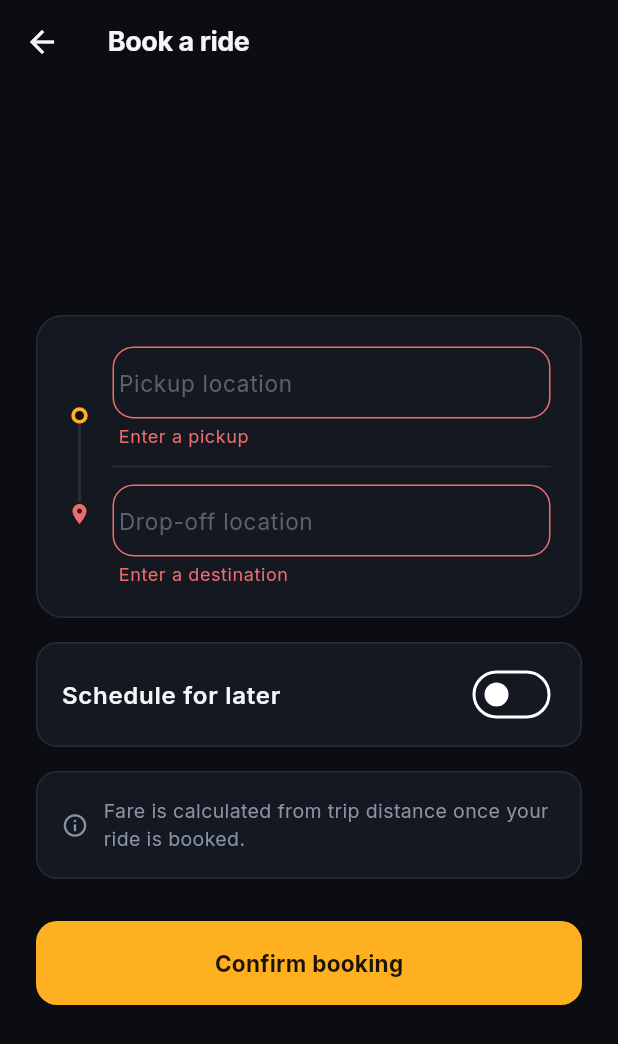
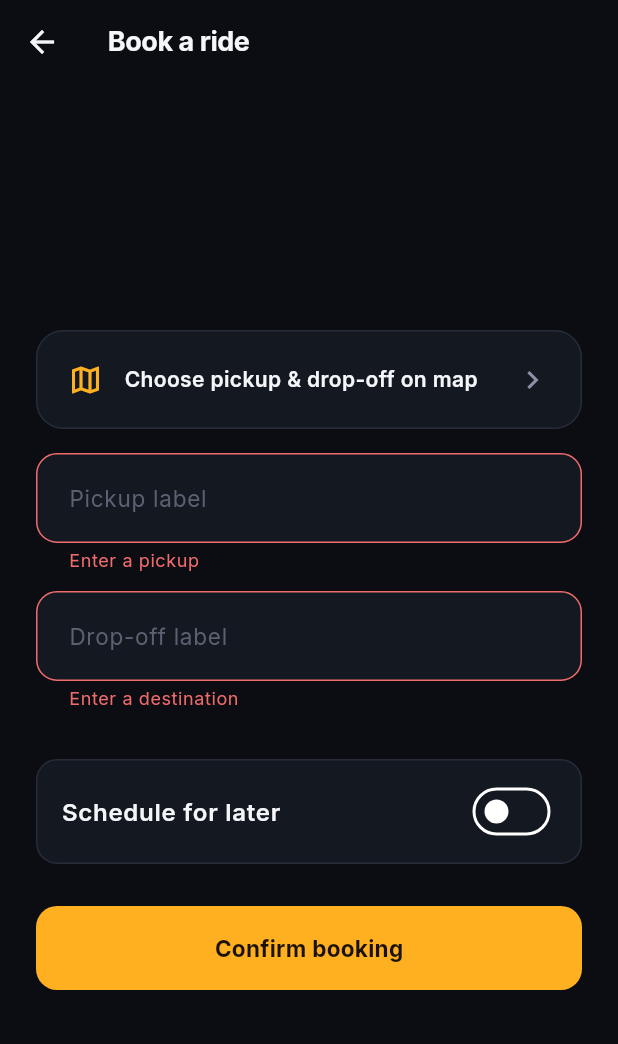
Before and after one commit to Mazennaji/ridepin-platform, a Flutter app: the RequestRideScreen screen opened directly, after a tap on "Confirm booking", on a phone screen of 412 x 824 dp. Shown: the top 1044 px of the screen. Run offline on Flutter 3.47's test engine with Material 3 defaults, Android fonts, the phone set to English and light mode, and no system bars; our stand-ins replace dio, google_fonts, google_maps_flutter, shared_preferences; accounts and stored records are empty.

Commit message:
feat: enhance RequestRideScreen with map location selection and fare estimation

```diff
--- a/mobile/ridepin/lib/screens/rider/request_ride_screen.dart
+++ b/mobile/ridepin/lib/screens/rider/request_ride_screen.dart
@@ -1,7 +1,10 @@
 import 'package:flutter/material.dart';
+import 'package:google_maps_flutter/google_maps_flutter.dart';
 import 'package:provider/provider.dart';
 import '../../core/theme/app_theme.dart';
 import '../../providers/ride_provider.dart';
+import '../../services/ride_service.dart';
+import 'map_picker_screen.dart';
 
 class RequestRideScreen extends StatefulWidget {
   const RequestRideScreen({super.key});
@@ -14,7 +17,13 @@ class _RequestRideScreenState extends State<RequestRideScreen> {
   final _formKey = GlobalKey<FormState>();
   final _pickup = TextEditingController();
   final _dropoff = TextEditingController();
+
+  LatLng? _pickupLatLng;
+  LatLng? _dropoffLatLng;
+  FareEstimate? _estimate;
+  bool _estimating = false;
   bool _submitting = false;
+
   bool _scheduleLater = false;
   DateTime? _scheduledAt;
 
@@ -23,6 +32,43 @@ class _RequestRideScreenState extends State<RequestRideScreen> {
     _pickup.dispose();
     _dropoff.dispose();
     super.dispose();
+  }
+
+  Future<void> _openMap() async {
+    final result = await Navigator.of(context).push<PickedLocations>(
+      MaterialPageRoute(builder: (_) => const MapPickerScreen()),
+    );
+    if (result == null || !mounted) return;
+    setState(() {
+      _pickupLatLng = result.pickup;
+      _dropoffLatLng = result.dropoff;
+      if (_pickup.text.trim().isEmpty) {
+        _pickup.text =
+            '${result.pickup.latitude.toStringAsFixed(4)}, ${result.pickup.longitude.toStringAsFixed(4)}';
+      }
+      if (_dropoff.text.trim().isEmpty) {
+        _dropoff.text =
+            '${result.dropoff.latitude.toStringAsFixed(4)}, ${result.dropoff.longitude.toStringAsFixed(4)}';
+      }
+    });
+    _fetchEstimate();
+  }
+
+  Future<void> _fetchEstimate() async {
+    if (_pickupLatLng == null || _dropoffLatLng == null) return;
+    setState(() => _estimating = true);
+    final service = context.read<RideService>();
+    final est = await service.estimate(
+      pickupLat: _pickupLatLng!.latitude,
+      pickupLng: _pickupLatLng!.longitude,
+      dropoffLat: _dropoffLatLng!.latitude,
+      dropoffLng: _dropoffLatLng!.longitude,
+    );
+    if (!mounted) return;
+    setState(() {
+      _estimate = est;
+      _estimating = false;
+    });
   }
 
   Future<void> _pickDateTime() async {
@@ -52,6 +98,15 @@ class _RequestRideScreenState extends State<RequestRideScreen> {
 
   Future<void> _submit() async {
     if (!_formKey.currentState!.validate()) return;
+    if (_pickupLatLng == null || _dropoffLatLng == null) {
+      ScaffoldMessenger.of(context).showSnackBar(
+        const SnackBar(
+          content: Text('Pick your locations on the map first'),
+          backgroundColor: AppColors.surfaceAlt,
+        ),
+      );
+      return;
+    }
     if (_scheduleLater && _scheduledAt == null) {
       ScaffoldMessenger.of(context).showSnackBar(
         const SnackBar(
@@ -69,10 +124,10 @@ class _RequestRideScreenState extends State<RequestRideScreen> {
     final ok = await rides.createRide(
       pickup: _pickup.text.trim(),
       dropoff: _dropoff.text.trim(),
-      pickupLat: 33.8339,
-      pickupLng: 35.5442,
-      dropoffLat: 33.8938,
-      dropoffLng: 35.5018,
+      pickupLat: _pickupLatLng!.latitude,
+      pickupLng: _pickupLatLng!.longitude,
+      dropoffLat: _dropoffLatLng!.latitude,
+      dropoffLng: _dropoffLatLng!.longitude,
       scheduledAt: _scheduleLater ? _scheduledAt : null,
     );
     if (!mounted) return;
@@ -114,82 +169,133 @@ class _RequestRideScreenState extends State<RequestRideScreen> {
                 child: Column(
                   crossAxisAlignment: CrossAxisAlignment.stretch,
                   children: [
-                    Container(
+                    GestureDetector(
+                      onTap: _openMap,
+                      child: Container(
                         padding: const EdgeInsets.all(20),
                         decoration: BoxDecoration(
                           color: AppColors.surface,
                           borderRadius: BorderRadius.circular(18),
-                        border: Border.all(color: AppColors.line),
+                          border: Border.all(
+                            color: _pickupLatLng != null
+                                ? AppColors.signal
+                                : AppColors.line,
+                          ),
                         ),
                         child: Row(
                           children: [
-                          Column(
-                            children: [
-                              Container(
-                                width: 11,
-                                height: 11,
-                                decoration: BoxDecoration(
-                                  color: AppColors.bg,
-                                  shape: BoxShape.circle,
-                                  border: Border.all(
+                            const Icon(
+                              Icons.map_outlined,
                               color: AppColors.signal,
-                                    width: 2.5,
+                            ),
+                            const SizedBox(width: 14),
+                            Expanded(
+                              child: Text(
+                                _pickupLatLng == null
+                                    ? 'Choose pickup & drop-off on map'
+                                    : 'Locations set — tap to change',
+                                style: const TextStyle(
+                                  color: AppColors.text,
+                                  fontWeight: FontWeight.w600,
                                 ),
                               ),
                             ),
-                              Container(
-                                width: 2,
-                                height: 52,
-                                color: AppColors.line,
-                              ),
                             const Icon(
-                                Icons.location_on,
-                                size: 16,
-                                color: AppColors.danger,
+                              Icons.chevron_right,
+                              color: AppColors.textDim,
                             ),
                           ],
                         ),
-                          const SizedBox(width: 14),
-                          Expanded(
-                            child: Column(
-                              children: [
+                      ),
+                    ),
+                    const SizedBox(height: 16),
                     TextFormField(
                       controller: _pickup,
                       style: const TextStyle(color: AppColors.text),
                       decoration: const InputDecoration(
-                                    hintText: 'Pickup location',
-                                    border: InputBorder.none,
-                                    enabledBorder: InputBorder.none,
-                                    focusedBorder: InputBorder.none,
-                                    filled: false,
-                                    contentPadding: EdgeInsets.zero,
+                        hintText: 'Pickup label',
                       ),
-                                  validator: (v) =>
-                                      (v == null || v.trim().isEmpty)
+                      validator: (v) => (v == null || v.trim().isEmpty)
                           ? 'Enter a pickup'
                           : null,
                     ),
-                                const Divider(
-                                  color: AppColors.line,
-                                  height: 24,
-                                ),
+                    const SizedBox(height: 12),
                     TextFormField(
                       controller: _dropoff,
                       style: const TextStyle(color: AppColors.text),
                       decoration: const InputDecoration(
-                                    hintText: 'Drop-off location',
-                                    border: InputBorder.none,
-                                    enabledBorder: InputBorder.none,
-                                    focusedBorder: InputBorder.none,
-                                    filled: false,
-                                    contentPadding: EdgeInsets.zero,
+                        hintText: 'Drop-off label',
                       ),
-                                  validator: (v) =>
-                                      (v == null || v.trim().isEmpty)
+                      validator: (v) => (v == null || v.trim().isEmpty)
                           ? 'Enter a destination'
                           : null,
                     ),
+                    const SizedBox(height: 16),
+                    if (_estimating)
+                      Container(
+                        padding: const EdgeInsets.all(18),
+                        decoration: BoxDecoration(
+                          color: AppColors.surface,
+                          borderRadius: BorderRadius.circular(14),
+                          border: Border.all(color: AppColors.line),
+                        ),
+                        child: const Row(
+                          children: [
+                            SizedBox(
+                              width: 18,
+                              height: 18,
+                              child: CircularProgressIndicator(
+                                strokeWidth: 2,
+                                color: AppColors.signal,
+                              ),
+                            ),
+                            SizedBox(width: 12),
+                            Text(
+                              'Estimating fare…',
+                              style: TextStyle(color: AppColors.textDim),
+                            ),
                           ],
+                        ),
+                      )
+                    else if (_estimate != null)
+                      Container(
+                        padding: const EdgeInsets.all(18),
+                        decoration: BoxDecoration(
+                          color: AppColors.signal.withValues(alpha: 0.1),
+                          borderRadius: BorderRadius.circular(14),
+                          border: Border.all(
+                            color: AppColors.signal.withValues(alpha: 0.35),
+                          ),
+                        ),
+                        child: Row(
+                          mainAxisAlignment: MainAxisAlignment.spaceBetween,
+                          children: [
+                            Column(
+                              crossAxisAlignment: CrossAxisAlignment.start,
+                              children: [
+                                const Text(
+                                  'Estimated fare',
+                                  style: TextStyle(
+                                    color: AppColors.textDim,
+                                    fontSize: 13,
+                                  ),
+                                ),
+                                const SizedBox(height: 2),
+                                Text(
+                                  '${_estimate!.distance.toStringAsFixed(1)} km trip',
+                                  style: const TextStyle(
+                                    color: AppColors.text,
+                                    fontSize: 13,
+                                  ),
+                                ),
+                              ],
+                            ),
+                            Text(
+                              '\$${_estimate!.fare.toStringAsFixed(2)}',
+                              style: const TextStyle(
+                                color: AppColors.text,
+                                fontSize: 22,
+                                fontWeight: FontWeight.w800,
                               ),
                             ),
                           ],
@@ -263,34 +369,6 @@ class _RequestRideScreenState extends State<RequestRideScreen> {
                         ],
                       ),
                     ),
-                    const SizedBox(height: 16),
-                    Container(
-                      padding: const EdgeInsets.all(16),
-                      decoration: BoxDecoration(
-                        color: AppColors.surface,
-                        borderRadius: BorderRadius.circular(14),
-                        border: Border.all(color: AppColors.line),
-                      ),
-                      child: const Row(
-                        children: [
-                          Icon(
-                            Icons.info_outline,
-                            size: 18,
-                            color: AppColors.textDim,
-                          ),
-                          SizedBox(width: 10),
-                          Expanded(
-                            child: Text(
-                              'Fare is calculated from trip distance once your ride is booked.',
-                              style: TextStyle(
-                                color: AppColors.textDim,
-                                fontSize: 13,
-                              ),
-                            ),
-                          ),
-                        ],
-                      ),
-                    ),
                     const SizedBox(height: 28),
                     ElevatedButton(
                       onPressed: _submitting ? null : _submit,
```
Lines whose indentation alone changed are shown as unchanged.
